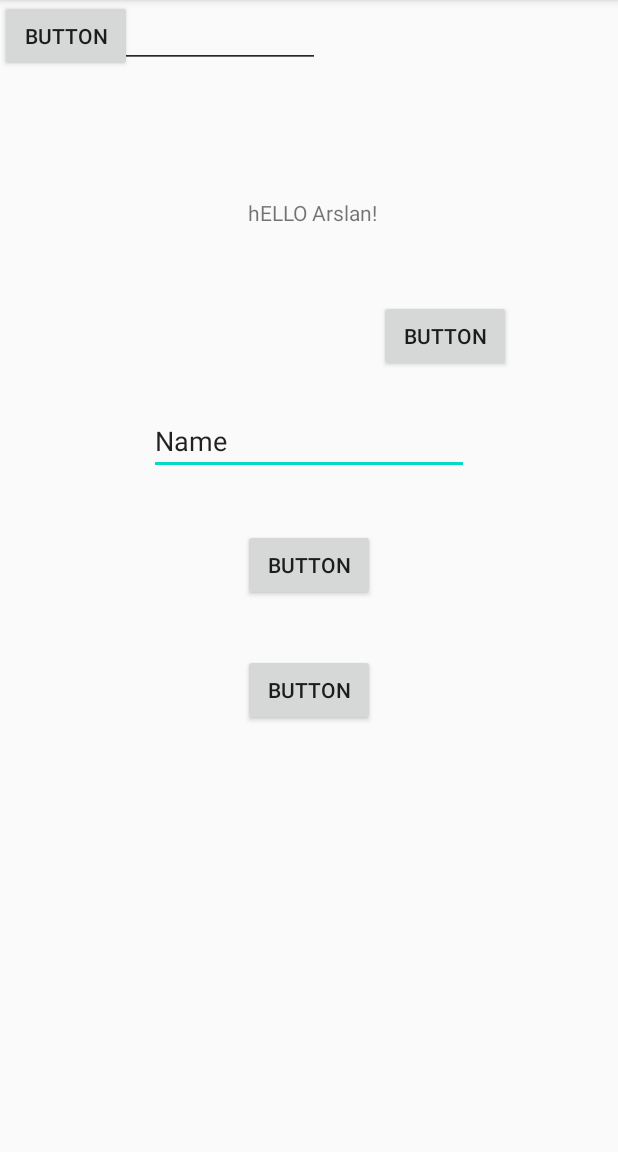
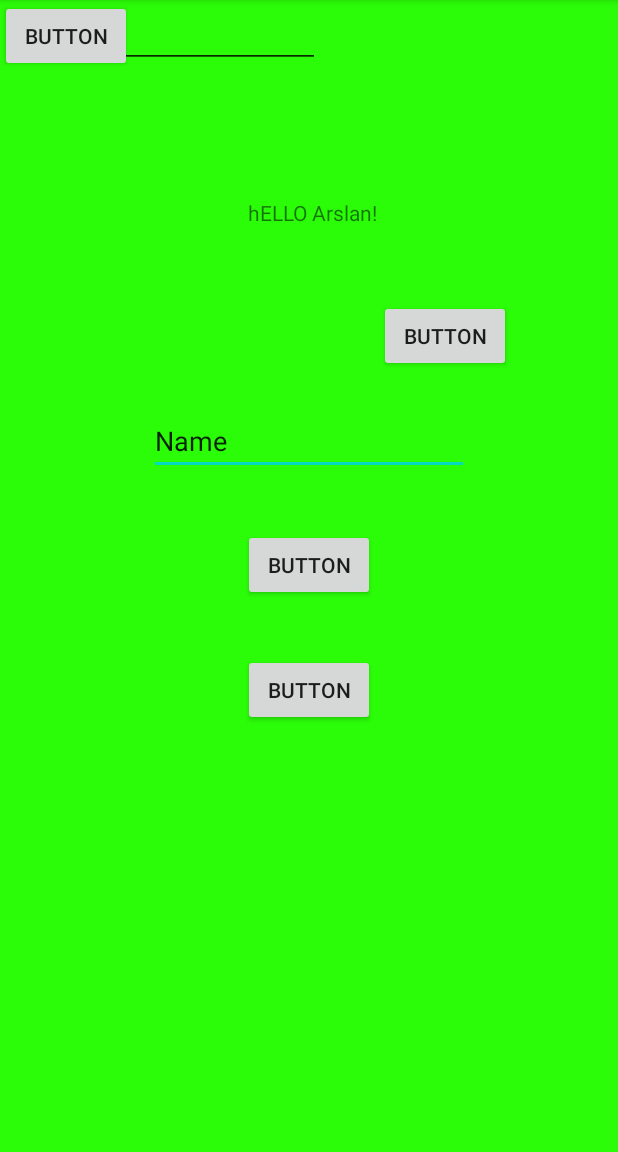
Before and after one commit to ArslanAK47/CanteenApp, an Android app: the screen it shows after launch (MainActivity), on a phone screen of 412 x 824 dp, the part 84-1236 px from its top. Run offline under Robolectric (Android 15) with nearby library versions, the phone set to English and light mode, and no system bars.

Commit message:
BACKGROUND COLOR CHANGED

```diff
--- a/app/src/main/res/layout/activity_main.xml
+++ b/app/src/main/res/layout/activity_main.xml
@@ -4,6 +4,7 @@
     xmlns:tools="http://schemas.android.com/tools"
     android:layout_width="match_parent"
     android:layout_height="match_parent"
+    android:background="#2BFD08"
     tools:context=".MainActivity">
 
     <TextView
```
